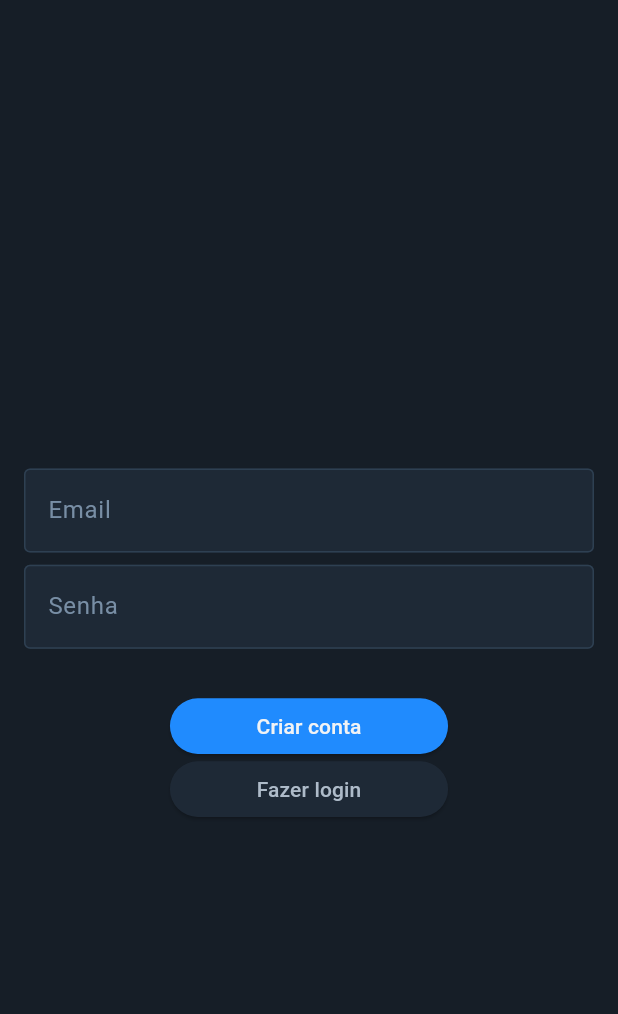
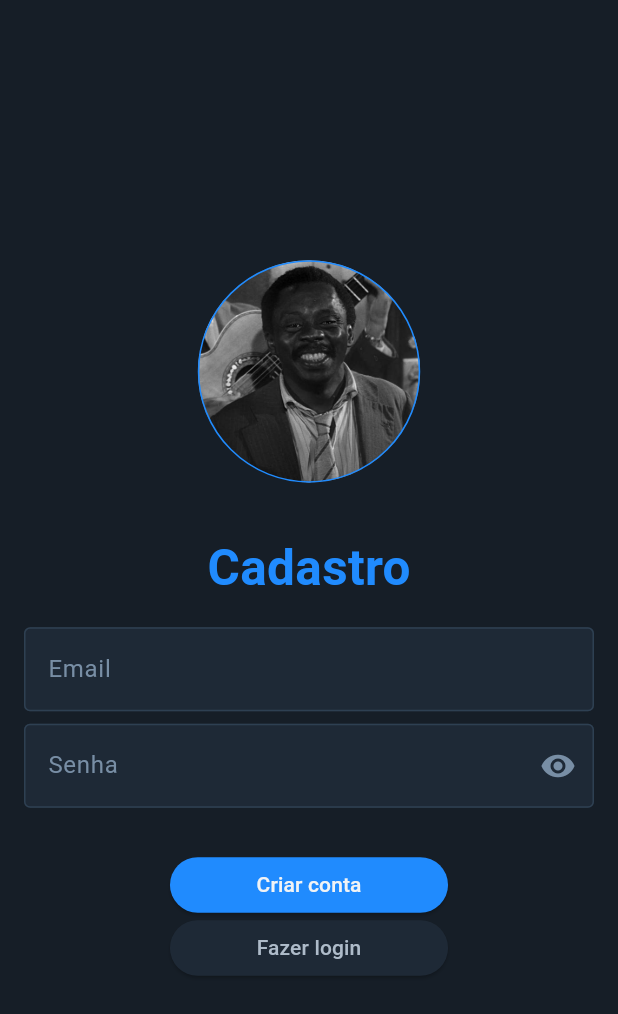
Before and after one commit to diegobrnrd/filmin, a Flutter app: the CadastroScreen screen opened directly, on a phone screen of 412 x 824 dp. Shown: the top 1014 px of the screen. Run offline on Flutter 3.47's test engine with Material 3 defaults, Android fonts, the phone set to English and light mode, and no system bars; our stand-ins replace cloud_firestore, firebase_auth, firebase_core; accounts and stored records are empty; generated files the repository leaves out were written again.

Commit message:
Pequenas correções

```diff
--- a/lib/busca.dart
+++ b/lib/busca.dart
@@ -158,7 +158,7 @@ class BuscaScreenState extends State<BuscaScreen> {
                                       color: Color(0xFFAEBBC9), fontSize: 18)),
                               const SizedBox(height: 8.0),
                               Text(
-                                  'Ano: ${movie['release_date'] != null ? movie['release_date'].split('-')[0] : 'N/A'}',
+                                  '${movie['release_date'] != null ? movie['release_date'].split('-')[0] : 'N/A'}',
                                   style: const TextStyle(
                                       color: Color(0xFFAEBBC9))),
                             ],
--- a/lib/cadastro.dart
+++ b/lib/cadastro.dart
@@ -1,7 +1,6 @@
 import 'package:filmin/home.dart';
 import 'package:filmin/login.dart';
 import 'package:flutter/material.dart';
-
 import 'auth_service.dart';
 
 class CadastroScreen extends StatefulWidget {
@@ -14,9 +13,17 @@ class CadastroScreen extends StatefulWidget {
 class CadastroScreenState extends State<CadastroScreen> {
   final TextEditingController _emailController = TextEditingController();
   final TextEditingController _passwordController = TextEditingController();
+  bool _isPasswordHidden = true;
+
+  void _togglePasswordVisibility() {
+    setState(() {
+      _isPasswordHidden = !_isPasswordHidden;
+    });
+  }
 
   @override
   Widget build(BuildContext context) {
+    final screenWidth = MediaQuery.of(context).size.width;
     final screenHeight = MediaQuery.of(context).size.height;
     return Scaffold(
       body: Padding(
@@ -24,7 +31,32 @@ class CadastroScreenState extends State<CadastroScreen> {
         child: Column(
           mainAxisAlignment: MainAxisAlignment.center,
           children: [
+            CircleAvatar(
+              radius: screenWidth * 0.18,
+              backgroundImage: const AssetImage('assets/cadastro.png'),
+              backgroundColor: Colors.transparent,
+              child: Container(
+                width: screenWidth * 0.4,
+                height: screenWidth * 0.4,
+                decoration: BoxDecoration(
+                  shape: BoxShape.circle,
+                  border: Border.all(
+                    color: const Color(0xFF208BFE),
+                    width: screenWidth * 0.0025,
+                  ),
+                ),
+              ),
+            ),
             SizedBox(height: screenHeight * 0.04),
+            Text(
+              'Cadastro',
+              style: TextStyle(
+                color: const Color(0xFF208BFE),
+                fontSize: screenHeight * 0.040,
+                fontWeight: FontWeight.bold,
+              ),
+            ),
+            SizedBox(height: screenHeight * 0.02),
             _buildTextField(
               'Email',
               controller: _emailController,
@@ -33,15 +65,22 @@ class CadastroScreenState extends State<CadastroScreen> {
               focusedTextColor: const Color(0xFF208BFE),
               inputTextColor: const Color(0xFFF1F3F5),
             ),
-            SizedBox(height: screenHeight * 0.01),
+            SizedBox(height: screenHeight * 0.010),
             _buildTextField(
               'Senha',
               controller: _passwordController,
-              obscureText: true,
+              obscureText: _isPasswordHidden,
               fillColor: const Color(0xFF1E2936),
               textColor: const Color(0xFF788EA5),
               focusedTextColor: const Color(0xFF208BFE),
               inputTextColor: const Color(0xFFF1F3F5),
+              suffixIcon: IconButton(
+                icon: Icon(
+                  _isPasswordHidden ? Icons.visibility : Icons.visibility_off,
+                  color: const Color(0xFF788EA5),
+                ),
+                onPressed: _togglePasswordVisibility,
+              ),
             ),
             SizedBox(height: screenHeight * 0.04),
             _buildButton(
```
Also changed, not shown: lib/controlador/favorite_movie_service.dart (+11 -6 lines). Lines whose indentation alone changed are shown as unchanged.
